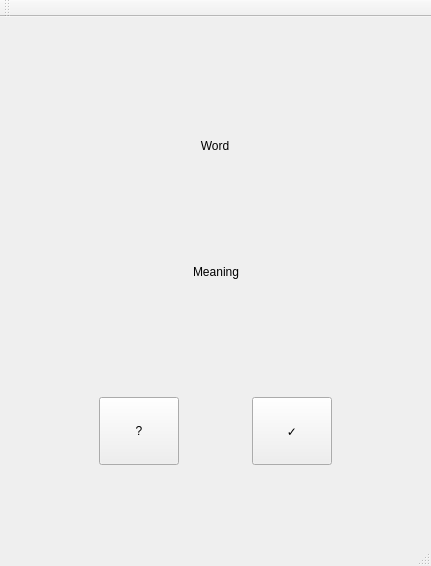
First picture: the form in main_window.ui, repository codincodee/AnyWord, before the edit.
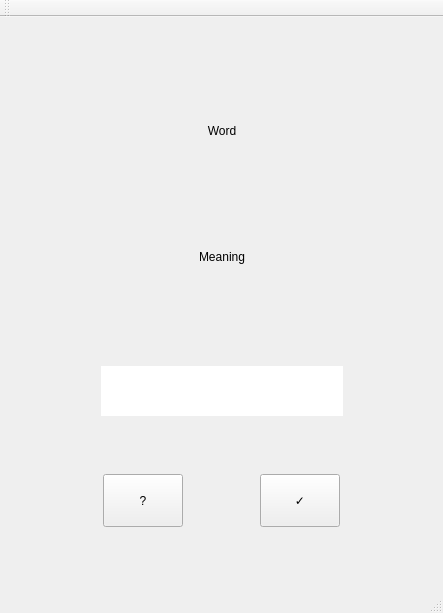
Second picture: the form after the edit.

The edit to the form file:
```diff
--- a/main_window.ui
+++ b/main_window.ui
@@ -6,8 +6,8 @@
    <rect>
     <x>0</x>
     <y>0</y>
-    <width>431</width>
-    <height>566</height>
+    <width>443</width>
+    <height>613</height>
    </rect>
   </property>
   <property name="windowTitle">
@@ -160,6 +160,88 @@
         </property>
        </spacer>
       </item>
+      <item>
+       <layout class="QHBoxLayout" name="horizontalLayout_4">
+        <item>
+         <spacer name="horizontalSpacer_11">
+          <property name="orientation">
+           <enum>Qt::Horizontal</enum>
+          </property>
+          <property name="sizeHint" stdset="0">
+           <size>
+            <width>40</width>
+            <height>20</height>
+           </size>
+          </property>
+         </spacer>
+        </item>
+        <item>
+         <widget class="QLineEdit" name="lineEdit">
+          <property name="sizePolicy">
+           <sizepolicy hsizetype="Preferred" vsizetype="Preferred">
+            <horstretch>0</horstretch>
+            <verstretch>0</verstretch>
+           </sizepolicy>
+          </property>
+          <property name="minimumSize">
+           <size>
+            <width>200</width>
+            <height>50</height>
+           </size>
+          </property>
+          <property name="font">
+           <font>
+            <pointsize>20</pointsize>
+           </font>
+          </property>
+          <property name="cursor">
+           <cursorShape>IBeamCursor</cursorShape>
+          </property>
+          <property name="focusPolicy">
+           <enum>Qt::ClickFocus</enum>
+          </property>
+          <property name="frame">
+           <bool>false</bool>
+          </property>
+          <property name="alignment">
+           <set>Qt::AlignCenter</set>
+          </property>
+          <property name="clearButtonEnabled">
+           <bool>true</bool>
+          </property>
+         </widget>
+        </item>
+        <item>
+         <spacer name="horizontalSpacer_10">
+          <property name="orientation">
+           <enum>Qt::Horizontal</enum>
+          </property>
+          <property name="sizeHint" stdset="0">
+           <size>
+            <width>40</width>
+            <height>20</height>
+           </size>
+          </property>
+         </spacer>
+        </item>
+       </layout>
+      </item>
+      <item>
+       <spacer name="verticalSpacer_5">
+        <property name="orientation">
+         <enum>Qt::Vertical</enum>
+        </property>
+        <property name="sizeType">
+         <enum>QSizePolicy::MinimumExpanding</enum>
+        </property>
+        <property name="sizeHint" stdset="0">
+         <size>
+          <width>20</width>
+          <height>40</height>
+         </size>
+        </property>
+       </spacer>
+      </item>
       <item>
        <layout class="QHBoxLayout" name="horizontalLayout_2">
         <item>
```
Left out of the diff: 5 changed lines with no effect on the pictures.
